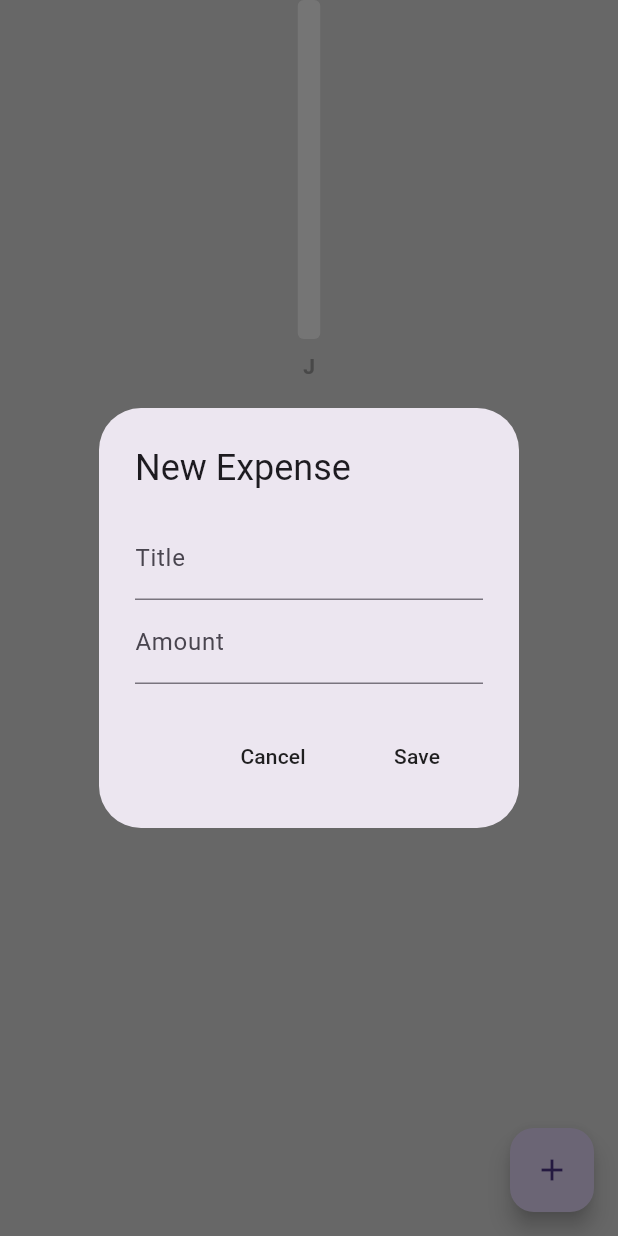
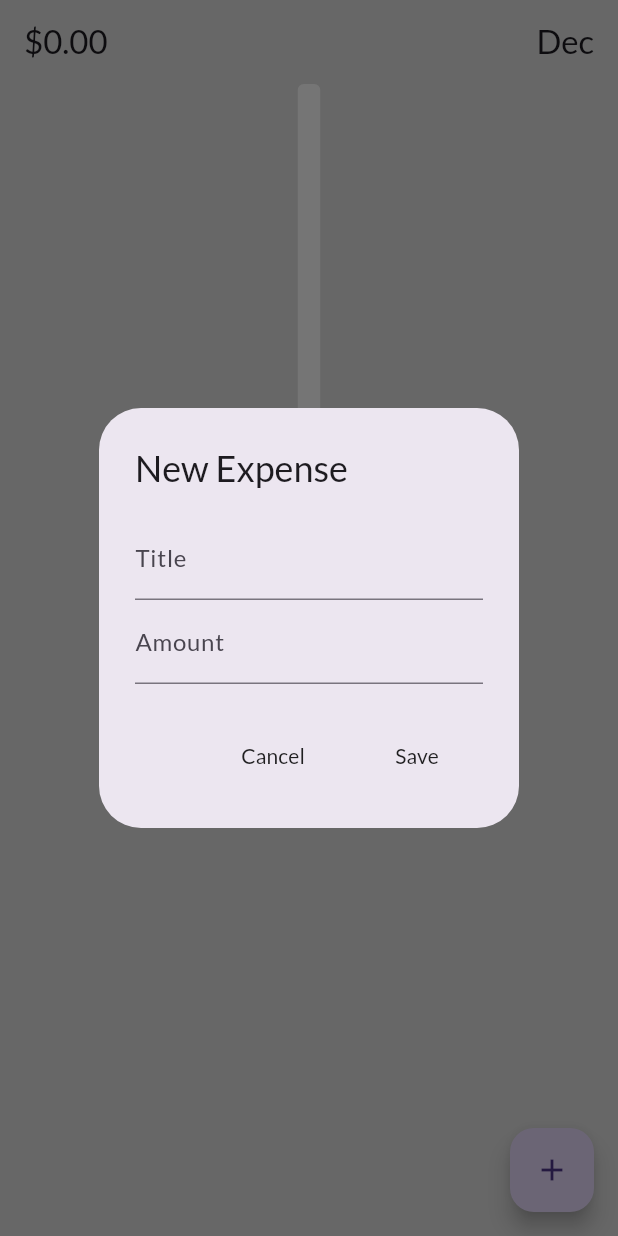
Before and after one commit to 0xAhmd/expenses_tracker, a Flutter app: the screen it shows after launch, after a tap on the "add" icon, on a phone screen of 412 x 824 dp. Run offline on Flutter 3.47's test engine with Material 3 defaults, Android fonts, the phone set to English and light mode, and no system bars; drawn by our look-alikes of fl_chart; our stand-ins replace device_preview, flutter_slidable, google_fonts, hive, hive_flutter; accounts and stored records are empty.

```diff
--- a/lib/components/my_list_tile.dart
+++ b/lib/components/my_list_tile.dart
@@ -17,7 +17,9 @@ class MyListTile extends StatelessWidget {
 
   @override
   Widget build(BuildContext context) {
-    return Slidable(
+    return Padding(
+      padding: const EdgeInsets.symmetric(vertical: 5, horizontal: 25),
+      child: Slidable(
         endActionPane: ActionPane(
           motion: const StretchMotion(),
           children: [
@@ -37,6 +39,13 @@ class MyListTile extends StatelessWidget {
             )
           ],
         ),
+        child: Container(
+          height: 70,
+          decoration: BoxDecoration(
+            borderRadius: BorderRadius.circular(8),
+            color: Colors.grey.shade100,
+          ),
+          child: Center(
             child: ListTile(
               title: Text(title),
               trailing: Text(
@@ -44,6 +53,9 @@ class MyListTile extends StatelessWidget {
                 style: const TextStyle(fontSize: 18),
               ),
             ),
+          ),
+        ),
+      ),
     );
   }
 }
--- a/lib/db/expenses_database.dart
+++ b/lib/db/expenses_database.dart
@@ -7,7 +7,7 @@ class ExpensesDatabase extends ChangeNotifier {
     _initialize();
   }
 
-  Box<Expense>? _expenseBox;  // Store the Hive box reference for reuse
+  Box<Expense>? _expenseBox; // Store the Hive box reference for reuse
 
   Future<void> _initialize() async {
     _expenseBox = await Hive.openBox<Expense>('expenses');
@@ -16,7 +16,7 @@ class ExpensesDatabase extends ChangeNotifier {
 
   void addExpense(String title, double amount, DateTime date) async {
     final expense = Expense(name: title, amount: amount, date: date);
-    await _expenseBox?.add(expense);  // Add expense to the Hive box
+    await _expenseBox?.add(expense); // Add expense to the Hive box
 
     notifyListeners(); // Notify listeners to update UI
   }
@@ -26,34 +26,49 @@ class ExpensesDatabase extends ChangeNotifier {
   }
 
   void updateExpense(int index, Expense updatedExpense) async {
-    await _expenseBox?.putAt(index, updatedExpense);  // Update the expense
+    await _expenseBox?.putAt(index, updatedExpense); // Update the expense
     notifyListeners(); // Notify listeners to update UI
   }
 
   void deleteExpense(int index) async {
-    await _expenseBox?.deleteAt(index);  // Delete the expense
+    await _expenseBox?.deleteAt(index); // Delete the expense
     notifyListeners(); // Notify listeners to update UI
   }
 
+  Future<Map<String, double>> calculateMonthlyExpenses(
+      ExpensesDatabase db) async {
+    Map<String, double> monthlyTotals = {};
 
-  Future<Map<int, double>> calculateMonthlyExpenses(ExpensesDatabase db) async {
-  Map<int, double> monthlyTotals = {};
+    // Retrieve expenses using the ExpensesDatabase instance
+    List<Expense> expenses = db.getAllExpenses();
 
-  // Retrieve expenses using the ExpensesDatabase instance
-  List<Expense> expenses =  db.getAllExpenses();
+    for (var expense in expenses) {
+      String yearMonth = '${expense.date.year}-${expense.date.month}';
 
-  for (var expense in expenses) {
-    int month = expense.date.month;
+      if (!monthlyTotals.containsKey(yearMonth)) {
+        monthlyTotals[yearMonth] = 0;
+      }
 
-    if (!monthlyTotals.containsKey(month)) {
-      monthlyTotals[month] = 0;
+      monthlyTotals[yearMonth] = monthlyTotals[yearMonth]! + expense.amount;
     }
 
-    monthlyTotals[month] = monthlyTotals[month]! + expense.amount;
+    return monthlyTotals;
   }
 
-  return monthlyTotals;
-}
+  Future<double> calculateCurrentMonthTotal(ExpensesDatabase db) async {
+    getAllExpenses();
+    int currentMonth = DateTime.now().month;
+    int currentYear = DateTime.now().year;
+    List<Expense> currentMonthExpenses = db.getAllExpenses().where(
+      (expense) {
+        return expense.date.month == currentMonth &&
+            expense.date.year == currentYear;
+      },
+    ).toList();
+    double total =
+        currentMonthExpenses.fold(0, (sum, expense) => sum + expense.amount);
+    return total;
+  }
 
   @override
   void dispose() {
--- a/lib/graph/bar_graph.dart
+++ b/lib/graph/bar_graph.dart
@@ -15,6 +15,12 @@ class MyBarGraph extends StatefulWidget {
 
 class _MyBarGraphState extends State<MyBarGraph> {
   List<SingleBar> barData = [];
+
+  @override
+  void initState() {
+    super.initState();
+    WidgetsBinding.instance.addPostFrameCallback((timeStamp) => scrollToEnd());
+  }
 
   void initializeBarData() {
     barData = List.generate(
@@ -36,6 +42,13 @@ class _MyBarGraphState extends State<MyBarGraph> {
     }
   }
 
+  final ScrollController _scrollController = ScrollController();
+
+  void scrollToEnd() {
+    _scrollController.animateTo(_scrollController.position.maxScrollExtent,
+        duration: const Duration(seconds: 1), curve: Curves.fastOutSlowIn);
+  }
+
   @override
   Widget build(BuildContext context) {
     double barWidth = 15;
@@ -46,6 +59,7 @@ class _MyBarGraphState extends State<MyBarGraph> {
 
     return SingleChildScrollView(
       scrollDirection: Axis.horizontal,
+      controller: _scrollController,
       child: Padding(
         padding: const EdgeInsets.symmetric(horizontal: 25),
         child: SizedBox(
--- a/lib/helper/helpers.dart
+++ b/lib/helper/helpers.dart
@@ -11,8 +11,6 @@ String formatCurrency(double amount) {
       .format(amount);
 }
 
-
-
 int getStartMonth(List<Expense> expenses) {
   if (expenses.isEmpty) {
     return DateTime.now().month;
@@ -22,7 +20,6 @@ int getStartMonth(List<Expense> expenses) {
   );
   return expenses.first.date.month;
 }
-
 
 int getStartYear(List<Expense> expenses) {
   if (expenses.isEmpty) {
@@ -34,10 +31,28 @@ int getStartYear(List<Expense> expenses) {
   return expenses.first.date.year;
 }
 
-
-
-int calculateMonthCount(int startYear , startMonth , currentYear , currentMonth) {
-  int monthCount = (currentYear - startYear) * 12 + (currentMonth - startMonth) + 1;
+int calculateMonthCount(int startYear, startMonth, currentYear, currentMonth) {
+  int monthCount =
+      (currentYear - startYear) * 12 + (currentMonth - startMonth) + 1;
 
   return monthCount;
 }
+
+String getCurrentMonthName() {
+  DateTime now = DateTime.now();
+  List<String> monthNames = [
+    'Jan',
+    'Feb',
+    'Mar',
+    'Apr',
+    'May',
+    'Jun',
+    'Jul',
+    'Aug',
+    'Sep',
+    'Oct',
+    'Nov',
+    'Dec',
+  ];
+  return monthNames[now.month - 1];
+}
--- a/lib/main.dart
+++ b/lib/main.dart
@@ -1,6 +1,7 @@
 import 'package:device_preview/device_preview.dart';
 import 'package:expenses_tracker/db/expenses_database.dart';
 import 'package:flutter/material.dart';
+import 'package:google_fonts/google_fonts.dart';
 import 'package:hive_flutter/hive_flutter.dart';
 import 'package:expenses_tracker/models/expense_model.dart';
 import 'package:expenses_tracker/pages/home_page.dart';
@@ -22,9 +23,13 @@ class MyApp extends StatelessWidget {
   Widget build(BuildContext context) {
     return ChangeNotifierProvider(
       create: (_) => ExpensesDatabase(),
-      child: const MaterialApp(
+      child: MaterialApp(
+        theme: ThemeData(
+          fontFamily: GoogleFonts.lato().fontFamily,
+          useMaterial3: true,
+        ),
         debugShowCheckedModeBanner: false,
-        home: HomePage(),
+        home: const HomePage(),
       ),
     );
   }
--- a/lib/pages/home_page.dart
+++ b/lib/pages/home_page.dart
@@ -16,19 +16,25 @@ class HomePage extends StatefulWidget {
 class _HomePageState extends State<HomePage> {
   TextEditingController titleController = TextEditingController();
   TextEditingController amountController = TextEditingController();
-  Future<Map<int, double>>? _monthlyTotalsFuture;
+  Future<Map<String, double>>? _monthlyTotalsFuture;
+  Future<double>? _calculateCurrentMonthTotalFuture;
 
   @override
   void initState() {
     Provider.of<ExpensesDatabase>(context, listen: false).getAllExpenses();
-    refreshBarGraph();
+    refreshData();
     super.initState();
   }
 
-  void refreshBarGraph() {
+  void refreshData() {
     _monthlyTotalsFuture = Provider.of<ExpensesDatabase>(context, listen: false)
         .calculateMonthlyExpenses(
             Provider.of<ExpensesDatabase>(context, listen: false));
+
+    _calculateCurrentMonthTotalFuture =
+        Provider.of<ExpensesDatabase>(context, listen: false)
+            .calculateCurrentMonthTotal(
+                Provider.of<ExpensesDatabase>(context, listen: false));
   }
 
   void openNewExpenseBox() {
@@ -120,6 +126,26 @@ class _HomePageState extends State<HomePage> {
             startYear, startMonth, currentYear, currentMonth);
         final expenses = db.getAllExpenses();
         return Scaffold(
+          appBar: AppBar(
+            centerTitle: true,
+            backgroundColor: Colors.transparent,
+            title: FutureBuilder<double>(
+                future: _calculateCurrentMonthTotalFuture,
+                builder: (context, snapshot) {
+                  if (snapshot.connectionState == ConnectionState.done) {
+                    return Row(
+                      // i will add a app drawer
+                      mainAxisAlignment: MainAxisAlignment.spaceBetween,
+                      children: [
+                        Text('\$${snapshot.data!.toStringAsFixed(2)}'),
+                        Text(getCurrentMonthName()),
+                      ],
+                    );
+                  } else {
+                    return const Text('Loading...');
+                  }
+                }),
+          ),
           backgroundColor: Colors.grey.shade300,
           floatingActionButton: FloatingActionButton(
             onPressed: openNewExpenseBox,
@@ -134,11 +160,16 @@ class _HomePageState extends State<HomePage> {
                     future: _monthlyTotalsFuture,
                     builder: (context, snapshot) {
                       if (snapshot.connectionState == ConnectionState.done) {
-                        final monthlyTotals = snapshot.data!;
-                        List<double> monthlySummary = List.generate(
-                            monthCount,
-                            (index) =>
-                                monthlyTotals[startMonth + index] ?? 0.0);
+                        Map<String, double> monthlyTotals = snapshot.data!;
+                        List<double> monthlySummary =
+                            List.generate(monthCount, (index) {
+                          int month = (startMonth + index - 1) ~/ 12 + 1;
+                          int year = startYear + (startMonth + index) ~/ 12;
+                          String yearMonth =
+                              '$year-${month.toString().padLeft(2, '0')}';
+
+                          return monthlyTotals[yearMonth] ?? 0.0;
+                        });
                         return MyBarGraph(
                             monthlyExpenses: monthlySummary,
                             startMonth: startMonth);
@@ -148,6 +179,7 @@ class _HomePageState extends State<HomePage> {
                     },
                   ),
                 ),
+                const SizedBox(height: 25),
                 Expanded(
                   child: ListView.builder(
                     itemCount: expenses.length,
@@ -195,7 +227,7 @@ class _HomePageState extends State<HomePage> {
             convertToDouble(amountController.text),
             DateTime.now(),
           );
-          refreshBarGraph();
+          refreshData();
 
           titleController.clear();
           amountController.clear();
@@ -223,7 +255,7 @@ class _HomePageState extends State<HomePage> {
           if (index != -1) {
             db.updateExpense(index, updatedExpense);
           }
-          refreshBarGraph();
+          refreshData();
 
           titleController.clear();
           amountController.clear();
@@ -242,7 +274,7 @@ class _HomePageState extends State<HomePage> {
           db.deleteExpense(index); // Delete the expense from the database
         }
         Navigator.pop(context);
-        refreshBarGraph();
+        refreshData();
 // Close the dialog after deletion
       },
       child: const Text('Delete'),
```
Lines whose indentation alone changed are shown as unchanged.
